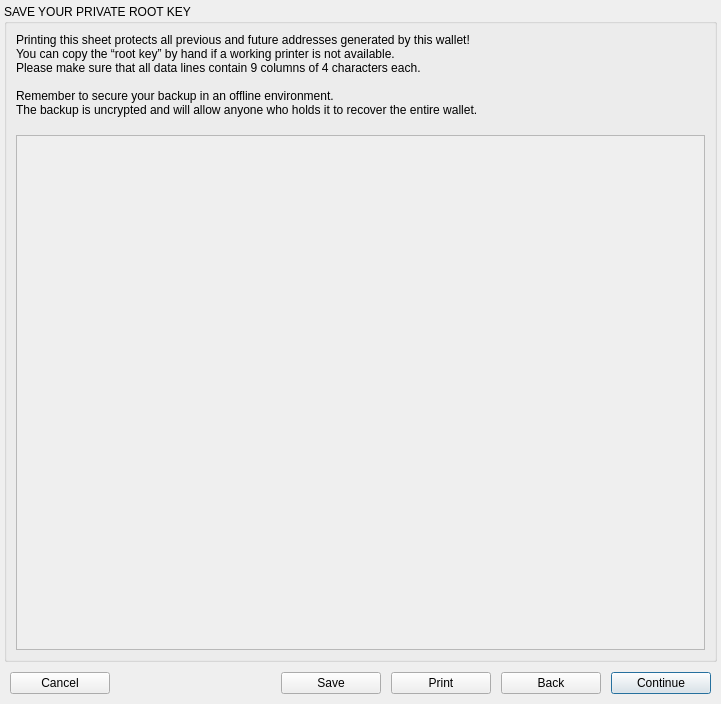
Above: BlockSettleUILib/NewWalletSeedDialog.ui from BlockSettle/terminal before the change. Below: the same form after it.
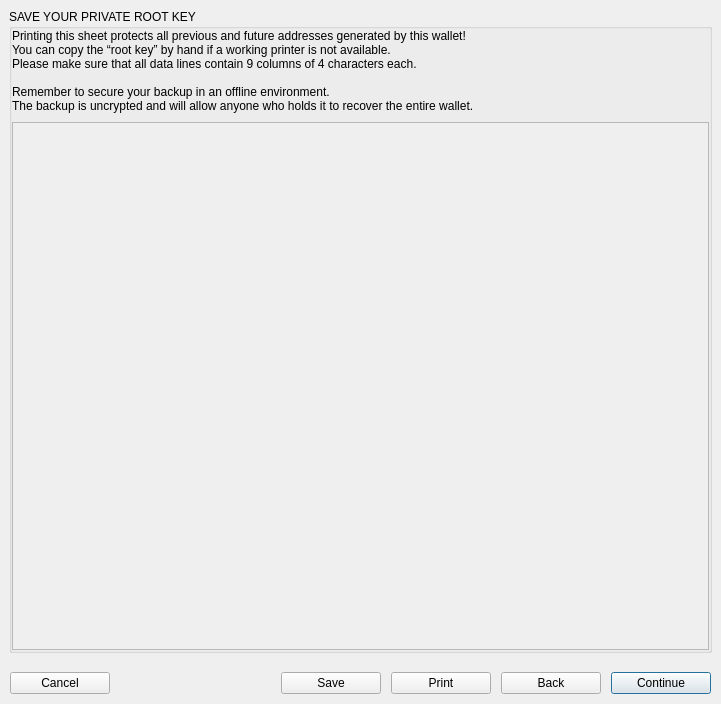
That is the form after the change.

Commit message:
Better margins and refactored logic of resizing of PDF preview.
Task-number: BST-1360
Task-number: BST-1361

```diff
--- a/BlockSettleUILib/NewWalletSeedDialog.ui
+++ b/BlockSettleUILib/NewWalletSeedDialog.ui
@@ -37,19 +37,19 @@
      <widget class="QWidget" name="pagePreview">
       <layout class="QVBoxLayout" name="verticalLayout_2">
        <property name="spacing">
-        <number>4</number>
+        <number>6</number>
        </property>
        <property name="leftMargin">
-        <number>4</number>
+        <number>9</number>
        </property>
        <property name="topMargin">
-        <number>4</number>
+        <number>9</number>
        </property>
        <property name="rightMargin">
-        <number>4</number>
+        <number>9</number>
        </property>
        <property name="bottomMargin">
-        <number>0</number>
+        <number>9</number>
        </property>
        <item>
         <widget class="QGroupBox" name="groupBox">
@@ -58,19 +58,19 @@
          </property>
          <layout class="QVBoxLayout" name="verticalLayout">
           <property name="spacing">
-           <number>18</number>
+           <number>9</number>
           </property>
           <property name="leftMargin">
-           <number>9</number>
+           <number>0</number>
           </property>
           <property name="topMargin">
-           <number>9</number>
+           <number>0</number>
           </property>
           <property name="rightMargin">
-           <number>9</number>
+           <number>0</number>
           </property>
           <property name="bottomMargin">
-           <number>9</number>
+           <number>0</number>
           </property>
           <item>
            <widget class="QLabel" name="label">
@@ -97,8 +97,8 @@
               <rect>
                <x>0</x>
                <y>0</y>
-               <width>687</width>
-               <height>510</height>
+               <width>695</width>
+               <height>523</height>
               </rect>
              </property>
              <layout class="QGridLayout" name="gridLayout_2">
```
Left out of the diff: 12 changed lines with no effect on the pictures. The commit also changes 2 other files.
